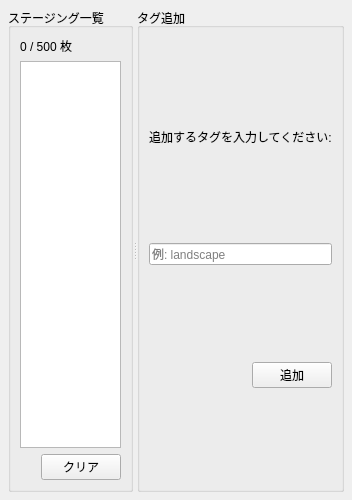
This is src/lorairo/gui/designer/BatchTagAddWidget.ui in NEXTAltair/LoRAIro as Qt 5 draws it before an edit. The edited form follows.
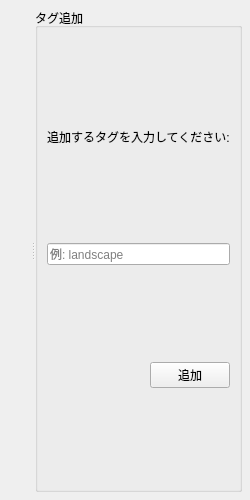
This is the edited form. Custom widgets are drawn as their Qt base class.

Commit message:
feat: extract StagingWidget from BatchTagAddWidget (#549)
新規共有コンポーネント StagingWidget をサムネイルステージング責務の SSoT として
BatchTagAddWidget から抽出。BatchTagAddWidget はタグ入力責務に集中し、
StagingWidget を包含する形にリファクタ。個別実行フローの挙動は不変。

- StagingWidget.ui / staging_widget.py 新規追加（ADR 0041 C: API 契約実装）
- BatchTagAddWidget.ui を StagingWidget promotion に更新・再生成
- BatchTagAddWidget は _staged_images 互換プロパティで Wave 2 まで後方互換維持
- test_staging_widget.py 新規 (37テスト: add/clear/dedup/limit/signal)
- test_batch_tag_add_widget.py 既存テストを新構造に最小調整して互換確認

CI-equivalent filter: 56 passed in 1.10s

The edit to the form file:
```diff
--- a/src/lorairo/gui/designer/BatchTagAddWidget.ui
+++ b/src/lorairo/gui/designer/BatchTagAddWidget.ui
@@ -37,92 +37,13 @@
      <property name="childrenCollapsible">
       <bool>false</bool>
      </property>
-     <widget class="QGroupBox" name="groupBoxStagingList">
-      <property name="title">
-       <string>ステージング一覧</string>
+     <widget class="StagingWidget" name="stagingWidget" native="true">
+      <property name="sizePolicy">
+       <sizepolicy hsizetype="Expanding" vsizetype="Expanding">
+        <horstretch>1</horstretch>
+        <verstretch>0</verstretch>
+       </sizepolicy>
       </property>
-      <layout class="QVBoxLayout" name="verticalLayoutStaging">
-       <item>
-        <widget class="QLabel" name="labelStagingCount">
-         <property name="text">
-          <string>0 / 500 枚</string>
-         </property>
-         <property name="sizePolicy">
-          <sizepolicy hsizetype="Preferred" vsizetype="Fixed">
-           <horstretch>0</horstretch>
-           <verstretch>0</verstretch>
-          </sizepolicy>
-         </property>
-        </widget>
-       </item>
-       <item>
-        <widget class="QListWidget" name="listWidgetStaging">
-         <property name="sizePolicy">
-          <sizepolicy hsizetype="Expanding" vsizetype="Expanding">
-           <horstretch>0</horstretch>
-           <verstretch>1</verstretch>
-          </sizepolicy>
-         </property>
-         <property name="minimumHeight">
-          <number>150</number>
-         </property>
-         <property name="viewMode">
-          <enum>QListView::ViewMode::IconMode</enum>
-         </property>
-         <property name="movement">
-          <enum>QListView::Movement::Static</enum>
-         </property>
-         <property name="resizeMode">
-          <enum>QListView::ResizeMode::Adjust</enum>
-         </property>
-         <property name="spacing">
-          <number>6</number>
-         </property>
-         <property name="iconSize">
-          <size>
-           <width>96</width>
-           <height>96</height>
-          </size>
-         </property>
-         <property name="wordWrap">
-          <bool>true</bool>
-         </property>
-        </widget>
-       </item>
-       <item>
-        <layout class="QHBoxLayout" name="horizontalLayoutStagingButtons">
-         <item>
-          <spacer name="horizontalSpacerStagingButtons">
-           <property name="orientation">
-            <enum>Qt::Orientation::Horizontal</enum>
-           </property>
-           <property name="sizeHint" stdset="0">
-            <size>
-             <width>40</width>
-             <height>20</height>
-            </size>
-           </property>
-          </spacer>
-         </item>
-         <item>
-          <widget class="QPushButton" name="pushButtonClearStaging">
-           <property name="text">
-            <string>クリア</string>
-           </property>
-           <property name="minimumWidth">
-            <number>60</number>
-           </property>
-           <property name="sizePolicy">
-            <sizepolicy hsizetype="Fixed" vsizetype="Fixed">
-             <horstretch>0</horstretch>
-             <verstretch>0</verstretch>
-            </sizepolicy>
-           </property>
-          </widget>
-         </item>
-        </layout>
-       </item>
-      </layout>
      </widget>
      <widget class="QGroupBox" name="groupBoxTagInput">
       <property name="title">
@@ -194,6 +115,14 @@
    </item>
   </layout>
  </widget>
+ <customwidgets>
+  <customwidget>
+   <class>StagingWidget</class>
+   <extends>QWidget</extends>
+   <header>lorairo/gui/widgets/staging_widget.h</header>
+   <container>0</container>
+  </customwidget>
+ </customwidgets>
  <resources />
  <connections>
   <connection>
```
Left out of the diff: 17 changed lines with no effect on the pictures. The commit also changes 8 other files.
